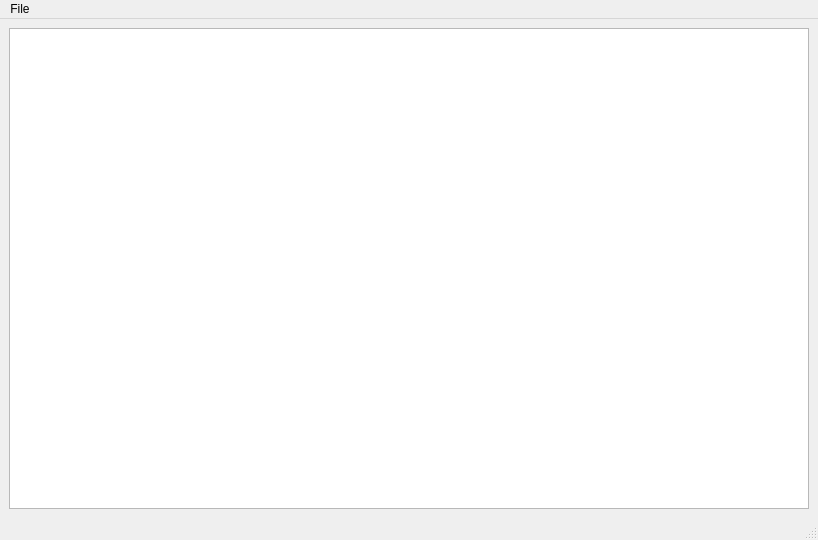
Old version of the form simpleeditor.ui in the repository MichaelZhao21/simple-editor.
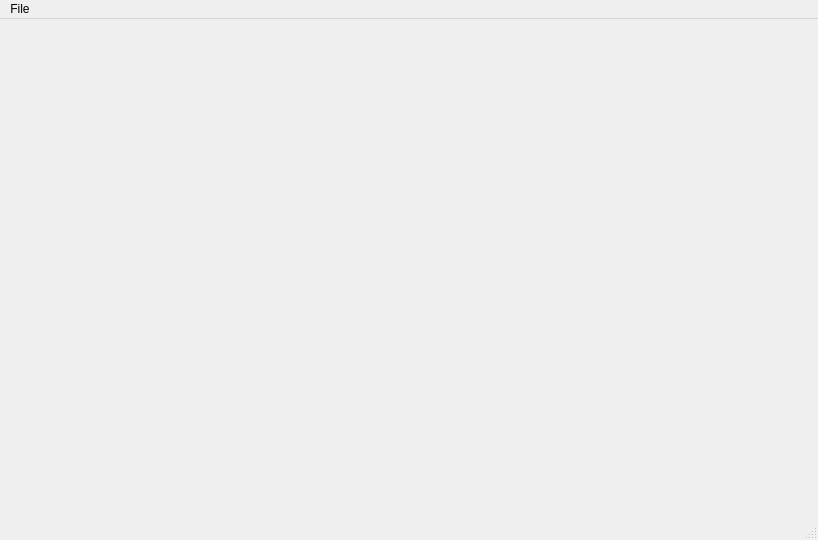
New version of the form.

```diff
--- a/simpleeditor.ui
+++ b/simpleeditor.ui
@@ -21,11 +21,7 @@
        <layout class="QVBoxLayout" name="sidebar"/>
       </item>
       <item>
-       <layout class="QVBoxLayout" name="main_workspace">
-        <item>
-         <widget class="QGraphicsView" name="videoView"/>
-        </item>
-       </layout>
+       <layout class="QVBoxLayout" name="main_workspace"/>
       </item>
      </layout>
     </item>
```
